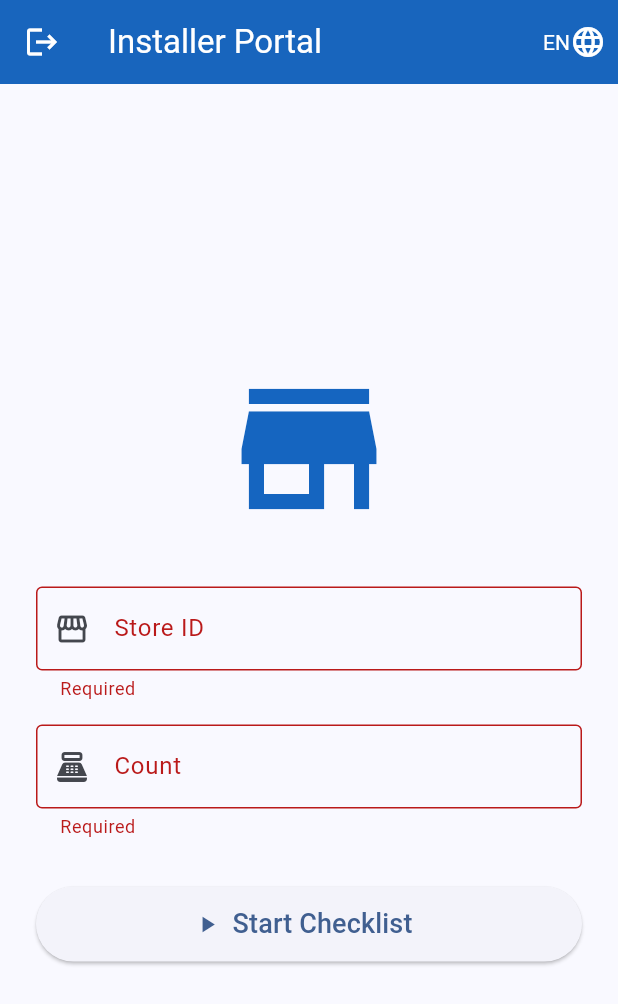
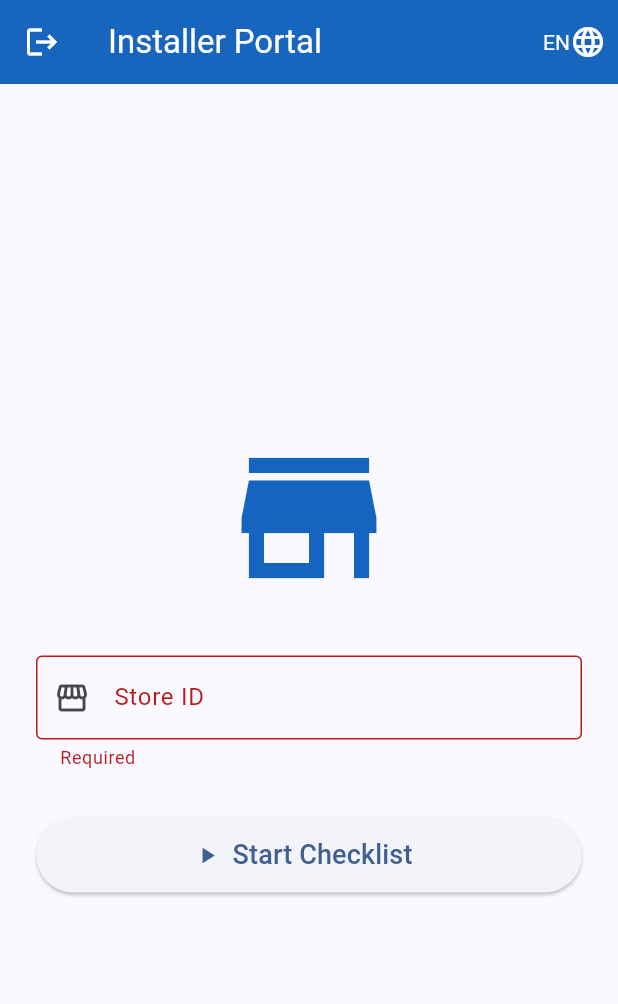
Before and after one commit to jpedrox9/2jem, a Flutter app: the JobSetupPage screen opened directly, after a tap on "Start Checklist", on a phone screen of 412 x 824 dp. Shown: the top 1004 px of the screen. Run offline on Flutter 3.47's test engine with Material 3 defaults, Android fonts, the phone set to English and light mode, and no system bars; our stand-ins replace cloud_firestore, firebase_auth, firebase_core, firebase_storage, image_picker; missing offline and left inert: universal_html; accounts and stored records are empty.

Commit message:
deleted register count page

```diff
--- a/app_2jem/lib/views/job_setup_page.dart
+++ b/app_2jem/lib/views/job_setup_page.dart
@@ -18,7 +18,6 @@ class JobSetupPage extends StatefulWidget {
 class _JobSetupPageState extends State<JobSetupPage> {
   final _formKey = GlobalKey<FormState>();
   final _storeIdController = TextEditingController();
-  final _registerCountController = TextEditingController();
   bool _isLoading = false;
 
   Future<void> _startJob(LanguageProvider lang) async {
@@ -27,7 +26,6 @@ class _JobSetupPageState extends State<JobSetupPage> {
     setState(() => _isLoading = true);
 
     final storeId = _storeIdController.text.trim();
-    final int registerCount = int.tryParse(_registerCountController.text) ?? 0;
 
     try {
       // 1. Check Firestore for an OPEN job for this store
@@ -50,14 +48,20 @@ class _JobSetupPageState extends State<JobSetupPage> {
         }
       } else {
         // Job found!
-        final jobDocId = querySnapshot.docs.first.id;
+        final doc = querySnapshot.docs.first;
+        final jobDocId = doc.id;
+        final data = doc.data();
+
+        // 2. Fetch register count from DB (default to 1 if missing)
+        // This eliminates the need for the technician to guess or manually enter it
+        final int registerCount = (data['registerCount'] as int?) ?? 1;
 
         if (mounted) {
-          // 2. Start job in ViewModel passing the jobDocId (3 arguments)
+          // 3. Start job in ViewModel passing the fetched data
           Provider.of<JobViewModel>(context, listen: false)
               .startNewJob(storeId, registerCount, jobDocId);
 
-          // 3. Navigate to checklist
+          // 4. Navigate directly to checklist
           Navigator.of(context).push(MaterialPageRoute(
             builder: (context) => const ChecklistPage(),
           ));
@@ -105,7 +109,6 @@ class _JobSetupPageState extends State<JobSetupPage> {
             child: Column(
               mainAxisAlignment: MainAxisAlignment.center,
               children: [
-                // Using Icon as placeholder since we don't have network access to placehold.co for now
                 const Icon(Icons.store_mall_directory,
                     size: 120, color: Color(0xFF1565C0)),
                 const SizedBox(height: 32),
@@ -122,28 +125,6 @@ class _JobSetupPageState extends State<JobSetupPage> {
                       ? lang.translate('required')
                       : null,
                 ),
-                const SizedBox(height: 16),
-
-                // Register Count Field
-                TextFormField(
-                  controller: _registerCountController,
-                  decoration: InputDecoration(
-                    labelText: lang.translate('count_label'),
-                    border: const OutlineInputBorder(),
-                    prefixIcon: const Icon(Icons.point_of_sale),
-                  ),
-                  keyboardType: TextInputType.number,
-                  inputFormatters: [FilteringTextInputFormatter.digitsOnly],
-                  validator: (value) {
-                    if (value == null || value.isEmpty)
-                      return lang.translate('required');
-                    if (int.tryParse(value) == null || int.parse(value) <= 0) {
-                      return lang.translate('must_be_positive');
-                    }
-                    return null;
-                  },
-                ),
-
                 const SizedBox(height: 32),
 
                 // Start Button
```
Also changed, not shown: app_2jem/lib/views/register_count_page.dart (deleted, +0 -108 lines).
